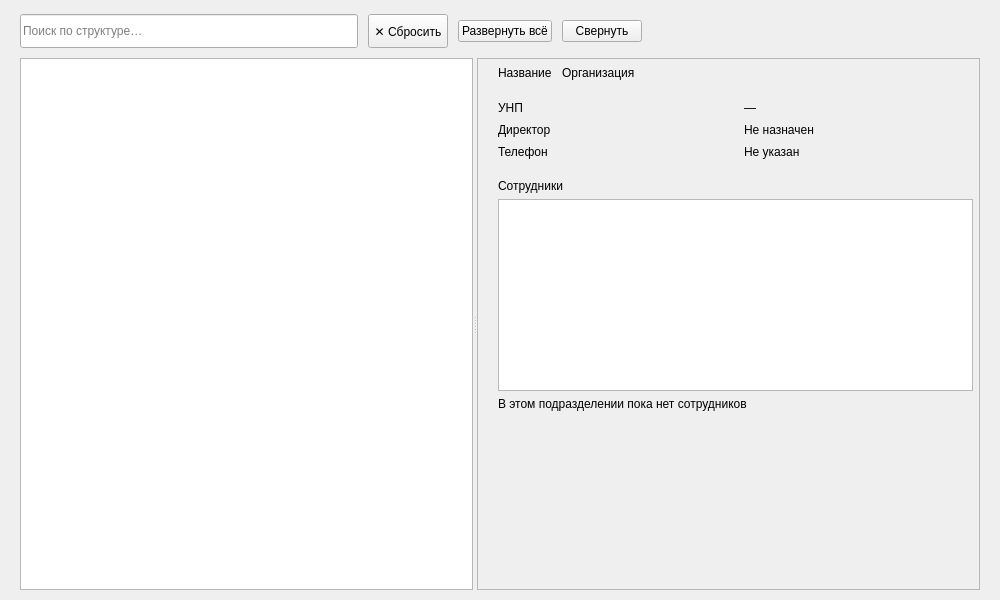
Above: client/ui/system/structure/structure_page.ui from lerakaplich/Documents before the change. Below: the same form after it.
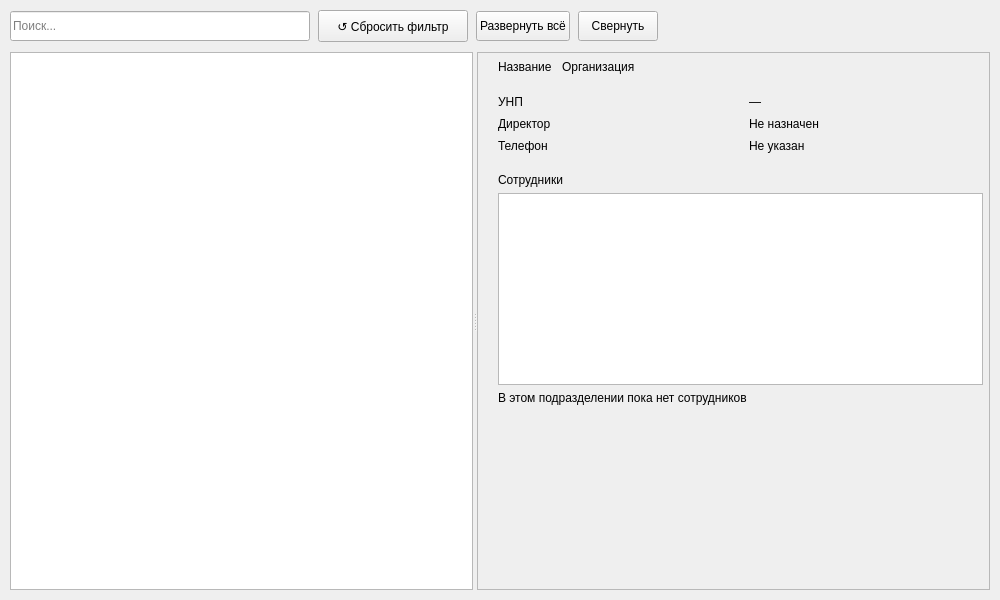
That is the form after the change.

Diff of the .ui file:
```diff
--- a/client/ui/system/structure/structure_page.ui
+++ b/client/ui/system/structure/structure_page.ui
@@ -98,39 +98,103 @@
    </string>
   </property>
   <layout class="QVBoxLayout" name="verticalLayout">
-   <property name="spacing"><number>10</number></property>
-   <property name="leftMargin"><number>20</number></property>
-   <property name="topMargin"><number>14</number></property>
-   <property name="rightMargin"><number>20</number></property>
-   <property name="bottomMargin"><number>10</number></property>
+   <property name="spacing">
+    <number>10</number>
+   </property>
+   <property name="leftMargin">
+    <number>10</number>
+   </property>
+   <property name="topMargin">
+    <number>10</number>
+   </property>
+   <property name="rightMargin">
+    <number>10</number>
+   </property>
+   <property name="bottomMargin">
+    <number>10</number>
+   </property>
    <item>
     <layout class="QHBoxLayout" name="toolbarLayout">
-     <property name="spacing"><number>10</number></property>
+     <property name="spacing">
+      <number>8</number>
+     </property>
      <item>
       <widget class="QLineEdit" name="searchEdit">
-       <property name="minimumSize"><size><width>280</width><height>34</height></size></property>
-       <property name="maximumSize"><size><width>360</width><height>34</height></size></property>
-       <property name="placeholderText"><string>Поиск по структуре…</string></property>
-       <property name="clearButtonEnabled"><bool>true</bool></property>
+       <property name="minimumSize">
+        <size>
+         <width>300</width>
+         <height>30</height>
+        </size>
+       </property>
+       <property name="maximumSize">
+        <size>
+         <width>300</width>
+         <height>30</height>
+        </size>
+       </property>
+       <property name="placeholderText">
+        <string>Поиск...</string>
+       </property>
+       <property name="clearButtonEnabled">
+        <bool>true</bool>
+       </property>
       </widget>
      </item>
      <item>
       <widget class="QPushButton" name="btnResetFilters">
-       <property name="minimumSize"><size><width>0</width><height>34</height></size></property>
-       <property name="cursor"><cursorShape>PointingHandCursor</cursorShape></property>
-       <property name="text"><string>✕ Сбросить</string></property>
+       <property name="minimumSize">
+        <size>
+         <width>150</width>
+         <height>32</height>
+        </size>
+       </property>
+       <property name="maximumSize">
+        <size>
+         <width>150</width>
+         <height>32</height>
+        </size>
+       </property>
+       <property name="cursor">
+        <cursorShape>PointingHandCursor</cursorShape>
+       </property>
+       <property name="toolTip">
+        <string>Сбросить все фильтры и поиск</string>
+       </property>
+       <property name="text">
+        <string>↺ Сбросить фильтр</string>
+       </property>
       </widget>
      </item>
      <item>
       <widget class="QPushButton" name="btnExpand">
-       <property name="cursor"><cursorShape>PointingHandCursor</cursorShape></property>
-       <property name="text"><string>Развернуть всё</string></property>
+       <property name="minimumSize">
+        <size>
+         <width>0</width>
+         <height>30</height>
+        </size>
+       </property>
+       <property name="cursor">
+        <cursorShape>PointingHandCursor</cursorShape>
+       </property>
+       <property name="text">
+        <string>Развернуть всё</string>
+       </property>
       </widget>
      </item>
      <item>
       <widget class="QPushButton" name="btnCollapse">
-       <property name="cursor"><cursorShape>PointingHandCursor</cursorShape></property>
-       <property name="text"><string>Свернуть</string></property>
+       <property name="minimumSize">
+        <size>
+         <width>0</width>
+         <height>30</height>
+        </size>
+       </property>
+       <property name="cursor">
+        <cursorShape>PointingHandCursor</cursorShape>
+       </property>
+       <property name="text">
+        <string>Свернуть</string>
+       </property>
       </widget>
      </item>
      <item>
@@ -146,14 +210,35 @@
      <property name="orientation"><enum>Qt::Orientation::Horizontal</enum></property>
      <property name="childrenCollapsible"><bool>false</bool></property>
      <widget class="QTreeWidget" name="treeWidget">
-      <property name="minimumSize"><size><width>260</width><height>0</height></size></property>
-      <property name="indentation"><number>18</number></property>
-      <property name="headerHidden"><bool>true</bool></property>
-      <column><property name="text"><string>Структура</string></property></column>
+      <property name="minimumSize">
+       <size>
+        <width>260</width>
+        <height>0</height>
+       </size>
+      </property>
+      <property name="indentation">
+       <number>18</number>
+      </property>
+      <property name="headerHidden">
+       <bool>true</bool>
+      </property>
+      <column>
+       <property name="text">
+        <string>Структура</string>
+       </property>
+      </column>
      </widget>
      <widget class="QScrollArea" name="scrollArea">
       <property name="widgetResizable"><bool>true</bool></property>
       <widget class="QWidget" name="detailContent">
+       <property name="geometry">
+        <rect>
+         <x>0</x>
+         <y>0</y>
+         <width>512</width>
+         <height>473</height>
+        </rect>
+       </property>
        <layout class="QVBoxLayout" name="detailLayout">
         <property name="spacing"><number>6</number></property>
         <property name="leftMargin"><number>20</number></property>
```
Left out of the diff: 237 changed lines with no effect on the pictures.
